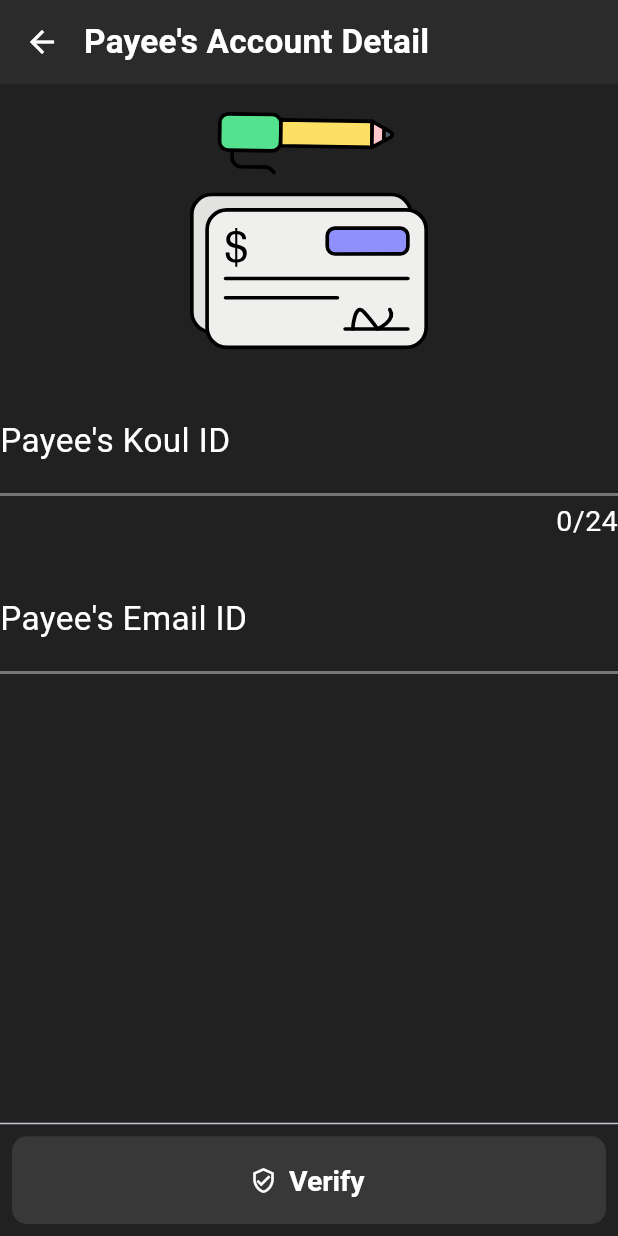
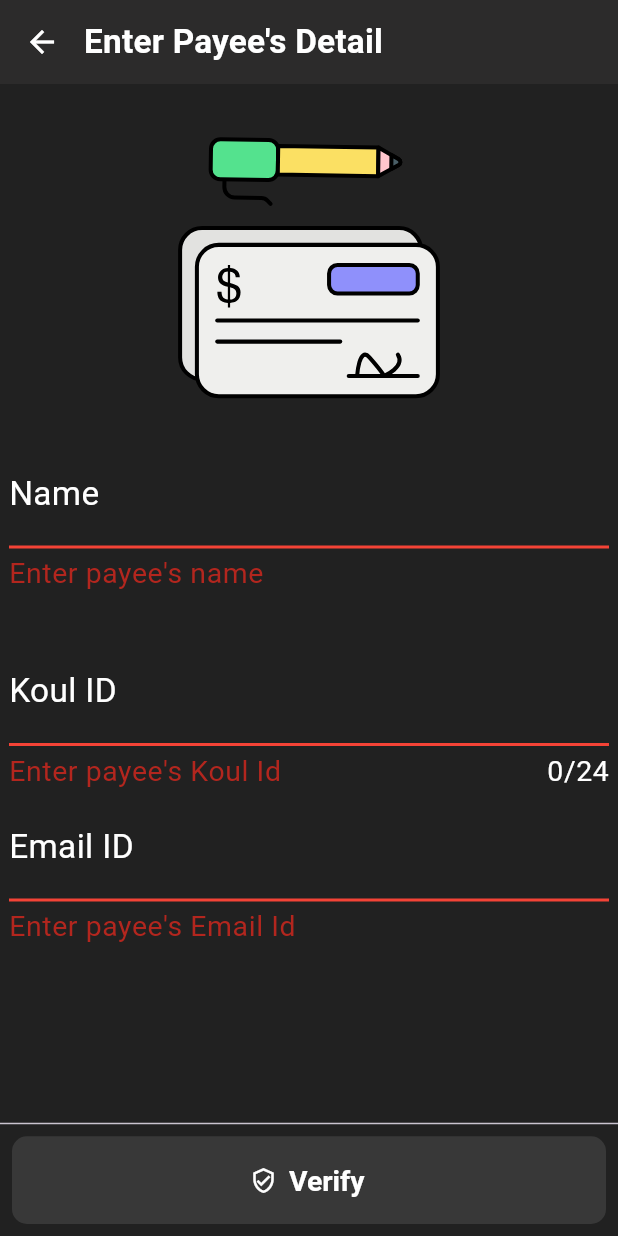
Before and after one commit to AKSHAYK0UL/Koul-Network, a Flutter app: the OtherAccount screen opened by its route, after a tap on "Verify", on a phone screen of 412 x 824 dp. Run offline on Flutter 3.47's test engine with Material 3 defaults, Android fonts, the light colour scheme and no system bars; our stand-ins replace custom_navigation_bar, flutter_bloc, flutter_contacts, flutter_multi_formatter, font_awesome_flutter, google_generative_ai and 9 more; missing offline and left inert: bulleted_list, flutter_stripe, mobile_scanner, simnumber; accounts and stored records are empty.

Commit message:
working on stripe payment gateway

```diff
--- a/lib/UI/add_fund/other_account.dart
+++ /dev/null
@@ -1,125 +0,0 @@
-import 'package:flutter/material.dart';
-import 'package:lottie/lottie.dart';
-
-class OtherAccount extends StatelessWidget {
-  static const routeName = "otheraccount";
-  const OtherAccount({super.key});
-
-  @override
-  Widget build(BuildContext context) {
-    final screenSize = MediaQuery.sizeOf(context);
-    return Scaffold(
-      appBar: AppBar(
-        elevation: 0,
-        titleSpacing: 0,
-        title: Text(
-          "Payee's Account Detail",
-          style: Theme.of(context).textTheme.titleMedium,
-        ),
-      ),
-      body: Form(
-        child: Column(
-          mainAxisAlignment: MainAxisAlignment.start,
-          children: [
-            Lottie.asset(
-              "assets/accountdetail.json",
-              height: 200,
-              width: double.infinity,
-              repeat: false,
-            ),
-            TextFormField(
-              decoration: InputDecoration(
-                label: Text("Payee's Koul ID"),
-                border: UnderlineInputBorder(
-                  borderSide: const BorderSide(
-                    width: 2,
-                    color: Colors.black,
-                  ),
-                ),
-                enabledBorder: UnderlineInputBorder(
-                  borderSide: const BorderSide(
-                    width: 2,
-                    color: Colors.white38,
-                  ),
-                ),
-                focusedBorder: UnderlineInputBorder(
-                  borderSide: const BorderSide(
-                    width: 2,
-                    color: Colors.white,
-                  ),
-                ),
-                errorBorder: UnderlineInputBorder(
-                  borderSide: const BorderSide(
-                    width: 2,
-                    color: Colors.red,
-                  ),
-                ),
-                floatingLabelStyle: Theme.of(context).textTheme.titleMedium,
-                labelStyle: Theme.of(context).textTheme.bodyMedium,
-              ),
-              maxLength: 24 == 0 ? 100 : 24,
-              buildCounter: (context,
-                  {required currentLength,
-                  required isFocused,
-                  required maxLength}) {
-                return 24 == 0
-                    ? null
-                    : Text(
-                        '$currentLength/$maxLength',
-                        style: Theme.of(context).textTheme.bodySmall,
-                      );
-              },
-            ),
-            SizedBox(
-              height: 15,
-            ),
-            TextFormField(
-              decoration: InputDecoration(
-                label: Text("Payee's Email ID"),
-                border: UnderlineInputBorder(
-                  borderSide: const BorderSide(
-                    width: 2,
-                    color: Colors.black,
-                  ),
-                ),
-                enabledBorder: UnderlineInputBorder(
-                  borderSide: const BorderSide(
-                    width: 2,
-                    color: Colors.white38,
-                  ),
-                ),
-                focusedBorder: UnderlineInputBorder(
-                  borderSide: const BorderSide(
-                    width: 2,
-                    color: Colors.white,
-                  ),
-                ),
-                errorBorder: UnderlineInputBorder(
-                  borderSide: const BorderSide(
-                    width: 2,
-                    color: Colors.red,
-                  ),
-                ),
-                floatingLabelStyle: Theme.of(context).textTheme.titleMedium,
-                labelStyle: Theme.of(context).textTheme.bodyMedium,
-              ),
-            ),
-          ],
-        ),
-      ),
-      persistentFooterButtons: [
-        TextButton.icon(
-          onPressed: () {},
-          label: Text("Verify"),
-          icon: Icon(Icons.verified_user_outlined),
-          style: TextButton.styleFrom(
-            fixedSize: Size(
-              screenSize.height * 1,
-              screenSize.height * 0.071,
-            ),
-          ),
-        ),
-      ],
-    );
-  }
-}
--- a/lib/UI/add_fund/screen/fund_added_success.dart
+++ b/lib/UI/add_fund/screen/fund_added_success.dart
@@ -128,9 +128,8 @@ class _FundAddedSuccessState extends State<FundAddedSuccess>
                         context
                             .read<KoulAccountBloc>()
                             .add(AccountBalanceEvent());
-                        Navigator.of(context).pop();
-                        Navigator.of(context).pop();
-                        Navigator.of(context).pop();
+                        Navigator.of(context)
+                            .popUntil((route) => route.isFirst);
                       },
                       rightButtonIcon: Icons.done,
                     ),
--- /dev/null
+++ b/lib/UI/add_fund/screen/other_account.dart
@@ -0,0 +1,250 @@
+import 'package:flutter/material.dart';
+import 'package:flutter_bloc/flutter_bloc.dart';
+import 'package:koul_network/UI/add_fund/display_payees_info.dart';
+import 'package:koul_network/UI/global_widget/snackbar_customwidget.dart';
+import 'package:koul_network/bloc/stripe_bloc/bloc/stripe_bloc.dart';
+import 'package:koul_network/model/payees.dart';
+import 'package:loading_indicator/loading_indicator.dart';
+import 'package:lottie/lottie.dart';
+
+class OtherAccount extends StatefulWidget {
+  static const routeName = "otheraccount";
+  const OtherAccount({super.key});
+
+  @override
+  State<OtherAccount> createState() => _OtherAccountState();
+}
+
+class _OtherAccountState extends State<OtherAccount> {
+  final payeesFormKey = GlobalKey<FormState>();
+  Payees payees = Payees(name: "", email: "", koulId: "");
+
+  // Method to save the payees form
+  void onSavedPayeesForm(Payees payeesdata) {
+    final isValid = payeesFormKey.currentState!.validate();
+    if (!isValid) {
+      return;
+    }
+    payeesFormKey.currentState!.save();
+    context.read<StripeBloc>().add(PayeesDetailEvent(payee: payeesdata));
+  }
+
+  @override
+  Widget build(BuildContext context) {
+    final screenSize = MediaQuery.sizeOf(context);
+
+    return Scaffold(
+      appBar: AppBar(
+        elevation: 0,
+        titleSpacing: 0,
+        title: Text(
+          "Enter Payee's Detail",
+          style: Theme.of(context).textTheme.titleMedium,
+        ),
+      ),
+      body: SingleChildScrollView(
+        child: Form(
+          key: payeesFormKey,
+          child: Padding(
+            padding: const EdgeInsets.symmetric(horizontal: 6, vertical: 15),
+            child: Column(
+              mainAxisAlignment: MainAxisAlignment.start,
+              children: [
+                AnimatedContainer(
+                  duration: const Duration(milliseconds: 380),
+                  alignment: Alignment.center,
+                  curve: Curves.linear,
+                  height:
+                      MediaQuery.of(context).viewInsets.bottom > 0 ? 0 : 220,
+                  child: Lottie.asset(
+                    "assets/accountdetail.json",
+                    width: double.infinity,
+                    repeat: false,
+                  ),
+                ),
+                TextFormField(
+                  validator: (name) {
+                    if (name!.isEmpty) {
+                      return "Enter payee's name";
+                    }
+                    return null;
+                  },
+                  decoration: InputDecoration(
+                    label: Text("Name"),
+                    border: UnderlineInputBorder(
+                      borderSide: const BorderSide(
+                        width: 2,
+                        color: Colors.black,
+                      ),
+                    ),
+                    enabledBorder: UnderlineInputBorder(
+                      borderSide: const BorderSide(
+                        width: 2,
+                        color: Colors.white38,
+                      ),
+                    ),
+                    focusedBorder: UnderlineInputBorder(
+                      borderSide: const BorderSide(
+                        width: 2,
+                        color: Colors.white,
+                      ),
+                    ),
+                    errorBorder: UnderlineInputBorder(
+                      borderSide: const BorderSide(
+                        width: 2,
+                        color: Colors.red,
+                      ),
+                    ),
+                    floatingLabelStyle: Theme.of(context).textTheme.titleMedium,
+                    labelStyle: Theme.of(context).textTheme.bodyMedium,
+                  ),
+                  textInputAction: TextInputAction.next,
+                  onSaved: (name) {
+                    payees.name = name!;
+                  },
+                ),
+                SizedBox(height: 28),
+                TextFormField(
+                  validator: (koulId) {
+                    if (koulId!.isEmpty) {
+                      return "Enter payee's Koul Id";
+                    } else if (koulId.length < 24) {
+                      return "Invalid payee's Koul Id";
+                    }
+                    return null;
+                  },
+                  decoration: InputDecoration(
+                    label: Text("Koul ID"),
+                    border: UnderlineInputBorder(
+                      borderSide: const BorderSide(
+                        width: 2,
+                        color: Colors.black,
+                      ),
+                    ),
+                    enabledBorder: UnderlineInputBorder(
+                      borderSide: const BorderSide(
+                        width: 2,
+                        color: Colors.white38,
+                      ),
+                    ),
+                    focusedBorder: UnderlineInputBorder(
+                      borderSide: const BorderSide(
+                        width: 2,
+                        color: Colors.white,
+                      ),
+                    ),
+                    errorBorder: UnderlineInputBorder(
+                      borderSide: const BorderSide(
+                        width: 2,
+                        color: Colors.red,
+                      ),
+                    ),
+                    floatingLabelStyle: Theme.of(context).textTheme.titleMedium,
+                    labelStyle: Theme.of(context).textTheme.bodyMedium,
+                  ),
+                  textInputAction: TextInputAction.next,
+                  maxLength: 24,
+                  buildCounter: (context,
+                      {required currentLength,
+                      required isFocused,
+                      required maxLength}) {
+                    return Text(
+                      '$currentLength/$maxLength',
+                      style: Theme.of(context).textTheme.bodySmall,
+                    );
+                  },
+                  onSaved: (koulId) {
+                    payees.koulId = koulId!;
+                  },
+                ),
+                TextFormField(
+                  validator: (email) {
+                    if (email!.isEmpty) {
+                      return "Enter payee's Email Id";
+                    } else if (!email.contains("@")) {
+                      return "Invalid payee's Email Id";
+                    }
+                    return null;
+                  },
+                  decoration: InputDecoration(
+                    label: Text("Email ID"),
+                    border: UnderlineInputBorder(
+                      borderSide: const BorderSide(
+                        width: 2,
+                        color: Colors.black,
+                      ),
+                    ),
+                    enabledBorder: UnderlineInputBorder(
+                      borderSide: const BorderSide(
+                        width: 2,
+                        color: Colors.white38,
+                      ),
+                    ),
+                    focusedBorder: UnderlineInputBorder(
+                      borderSide: const BorderSide(
+                        width: 2,
+                        color: Colors.white,
+                      ),
+                    ),
+                    errorBorder: UnderlineInputBorder(
+                      borderSide: const BorderSide(
+                        width: 2,
+                        color: Colors.red,
+                      ),
+                    ),
+                    floatingLabelStyle: Theme.of(context).textTheme.titleMedium,
+                    labelStyle: Theme.of(context).textTheme.bodyMedium,
+                  ),
+                  textInputAction: TextInputAction.done,
+                  onSaved: (email) {
+                    payees.email = email!;
+                  },
+                ),
+              ],
+            ),
+          ),
+        ),
+      ),
+      persistentFooterButtons: [
+        BlocConsumer<StripeBloc, StripeState>(
+          listener: (context, state) {
+            if (state is PayeesDetailState) {
+              Navigator.of(context)
+                  .pushNamed(DisplayPayeesInfo.routeName, arguments: state);
+            }
+            if (state is ErrorState) {
+              buildSnackBar(context, state.errorMessage);
+            }
+          },
+          builder: (BuildContext context, StripeState state) => TextButton.icon(
+            onPressed: state is LoadingState
+                ? null
+                : () {
+                    onSavedPayeesForm(payees);
+                  },
+            label: Text(
+              state is LoadingState ? 'Verifying...' : 'Verify',
+            ),
+            icon: state is LoadingState
+                ? Center(
+                    child: LoadingIndicator(
+                      indicatorType: Indicator.pacman,
+                      colors: const [Colors.white],
+                      strokeWidth: 2,
+                      backgroundColor: Colors.blueGrey,
+                      pathBackgroundColor: Colors.grey.shade700,
+                    ),
+                  )
+                : Icon(Icons.verified_user_outlined),
+            style: TextButton.styleFrom(
+              fixedSize: Size(
+                screenSize.height * 1,
+                screenSize.height * 0.071,
+              ),
+            ),
+          ),
+        ),
+      ],
+    );
+  }
+}
--- a/lib/UI/home/screens/home.dart
+++ b/lib/UI/home/screens/home.dart
@@ -1,7 +1,7 @@
 import 'package:flutter/material.dart';
 import 'package:flutter/services.dart';
 import 'package:flutter_bloc/flutter_bloc.dart';
-import 'package:koul_network/UI/add_fund/other_account.dart';
+import 'package:koul_network/UI/add_fund/screen/other_account.dart';
 import 'package:koul_network/UI/add_fund/screen/self_transfer.dart';
 import 'package:koul_network/UI/global_widget/build_dialogbox.dart';
 import 'package:koul_network/UI/global_widget/snackbar_customwidget.dart';
@@ -21,6 +21,7 @@ class Home extends StatelessWidget {
   Widget build(BuildContext context) {
     final screenSize = MediaQuery.sizeOf(context);
     final state = context.read<AuthBloc>().state as UserInfoState;
+
     return ColoredBox(
       color: const Color.fromARGB(255, 44, 43, 43),
       child: SafeArea(
@@ -148,7 +149,13 @@ class Home extends StatelessWidget {
                   children: [
                     TextButton.icon(
                       onPressed: () {
-                        Navigator.of(context).pushNamed(SelfTransfer.routeName);
+                        Navigator.of(context).pushNamed(
+                          TransferFund.routeName,
+                          arguments: {
+                            "koul_id": state.userId,
+                            "name": state.userName
+                          },
+                        );
                       },
                       icon: Icon(Icons.loop),
                       label: Text("Self Transfer"),
--- a/lib/bloc/stripe_bloc/bloc/stripe_event.dart
+++ b/lib/bloc/stripe_bloc/bloc/stripe_event.dart
@@ -17,3 +17,9 @@ final class PaymentSheetEvent extends StripeEvent {
 }
 
 final class ProcessPaymentStateEvent extends StripeEvent {}
+
+final class PayeesDetailEvent extends StripeEvent {
+  final Payees payee;
+
+  PayeesDetailEvent({required this.payee});
+}
--- a/lib/bloc/stripe_bloc/bloc/stripe_state.dart
+++ b/lib/bloc/stripe_bloc/bloc/stripe_state.dart
@@ -22,3 +22,9 @@ final class TransactionDoneState extends StripeState {
 
   TransactionDoneState({required this.txnId, required this.amount});
 }
+
+final class PayeesDetailState extends StripeState {
+  final PayeeDetail payeeDetail;
+
+  PayeesDetailState({required this.payeeDetail});
+}
--- /dev/null
+++ b/lib/model/payee_detail.dart
@@ -0,0 +1,27 @@
+class PayeeDetail {
+  String name;
+  String koulId;
+  String phoneNo;
+  String email;
+  PayeeDetail(
+      {required this.name,
+      required this.koulId,
+      required this.phoneNo,
+      required this.email});
+  factory PayeeDetail.fromJson(Map<String, dynamic> json) {
+    return PayeeDetail(
+      name: json["account_holder_name"],
+      koulId: json["koul_id"],
+      phoneNo: json["account_holder_phone"],
+      email: json["account_holder_email"],
+    );
+  }
+  Map<String, dynamic> toJson() {
+    return {
+      "account_holder_name": name,
+      "koul_id": koulId,
+      "account_holder_phone": phoneNo,
+      "account_holder_email": email,
+    };
+  }
+}
--- /dev/null
+++ b/lib/model/payees.dart
@@ -0,0 +1,7 @@
+class Payees {
+  String name;
+  String koulId;
+  String email;
+
+  Payees({required this.name, required this.email, required this.koulId});
+}
--- a/lib/route/routes.dart
+++ b/lib/route/routes.dart
@@ -1,5 +1,6 @@
 import 'package:flutter/material.dart';
-import 'package:koul_network/UI/add_fund/other_account.dart';
+import 'package:koul_network/UI/add_fund/display_payees_info.dart';
+import 'package:koul_network/UI/add_fund/screen/other_account.dart';
 import 'package:koul_network/UI/add_fund/screen/fund_added_success.dart';
 import 'package:koul_network/UI/add_fund/screen/paymentgataway.dart';
 import 'package:koul_network/UI/add_fund/screen/self_transfer.dart';
@@ -80,8 +81,9 @@ Map<String, WidgetBuilder> routeTable = {
   AppPINKeypad.routeName: (context) => const AppPINKeypad(),
   Loading.routeName: (context) => const Loading(),
   Tabcontroller.routeName: (context) => const Tabcontroller(),
-  SelfTransfer.routeName: (context) => const SelfTransfer(),
+  TransferFund.routeName: (context) => const TransferFund(),
   FundAddedSuccess.routeName: (context) => const FundAddedSuccess(),
   Paymentgataway.routeName: (context) => const Paymentgataway(),
   OtherAccount.routeName: (context) => const OtherAccount(),
+  DisplayPayeesInfo.routeName: (context) => const DisplayPayeesInfo(),
 };
```
Also changed, not shown: lib/UI/add_fund/display_payees_info.dart (added, +113 -0 lines), lib/UI/add_fund/screen/self_transfer.dart (+13 -12 lines), lib/bloc/auth_bloc/auth_bloc.dart (+0 -12 lines), lib/bloc/stripe_bloc/bloc/stripe_bloc.dart (+34 -0 lines).
